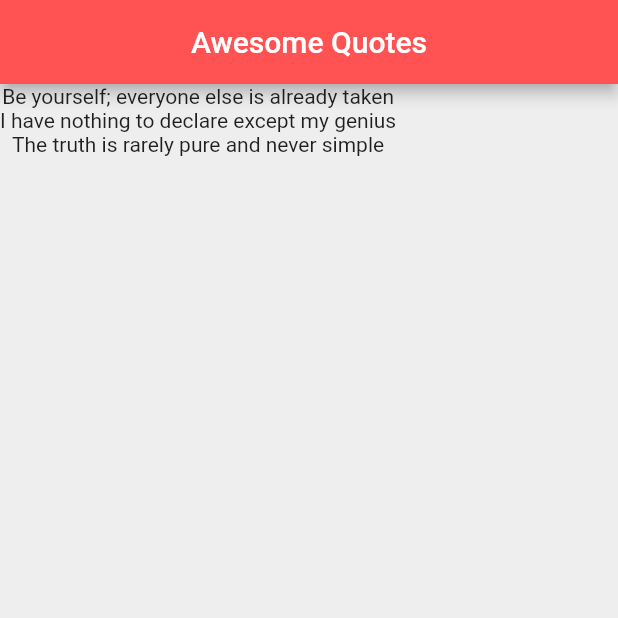
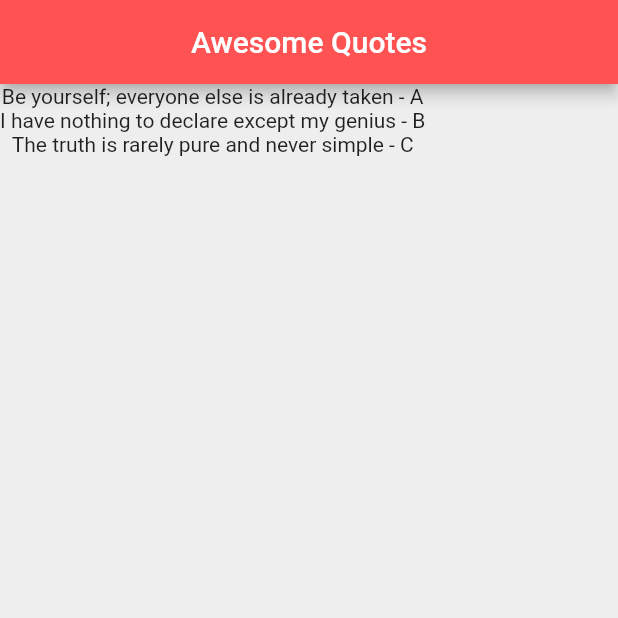
Before and after one commit to SurgeousJP/FlutterReferenceCode, a Flutter app: the screen it shows after launch, on a phone screen of 412 x 824 dp, the top half of it. Run offline on Flutter 3.47's test engine with Material 2 defaults, Android fonts, the phone set to English and light mode, and no system bars.

Commit message:
Class in Flutter

```diff
--- a/lib/main.dart
+++ b/lib/main.dart
@@ -1,4 +1,5 @@
 import 'package:flutter/material.dart';
+import 'quote.dart';
 
 void main() => runApp(MaterialApp(
   home: AwesomeQuotes()
@@ -13,10 +14,10 @@ class AwesomeQuotes extends StatefulWidget {
 
 class _AwesomeQuotesState extends State<AwesomeQuotes> {
 
-  List<String> quotes = [
-    'Be yourself; everyone else is already taken',
-    'I have nothing to declare except my genius',
-    'The truth is rarely pure and never simple'
+  List<Quote> quotes = [
+    Quote(text: 'Be yourself; everyone else is already taken', author: 'A'),
+    Quote(text: 'I have nothing to declare except my genius', author: 'B'),
+    Quote(text: 'The truth is rarely pure and never simple', author: 'C')
   ];
 
   @override
@@ -29,7 +30,7 @@ class _AwesomeQuotesState extends State<AwesomeQuotes> {
         backgroundColor: Colors.redAccent,
       ),
       body: Column(
-        children: quotes.map((quote) => Text(quote)).toList(),
+        children: quotes.map((quote) => Text('${quote.text} - ${quote.author}')).toList(),
 
       ),
     );
--- /dev/null
+++ b/lib/quote.dart
@@ -0,0 +1,7 @@
+class Quote{
+
+  String text;
+  String author;
+
+  Quote({ required this.text, required this.author});
+}
```
